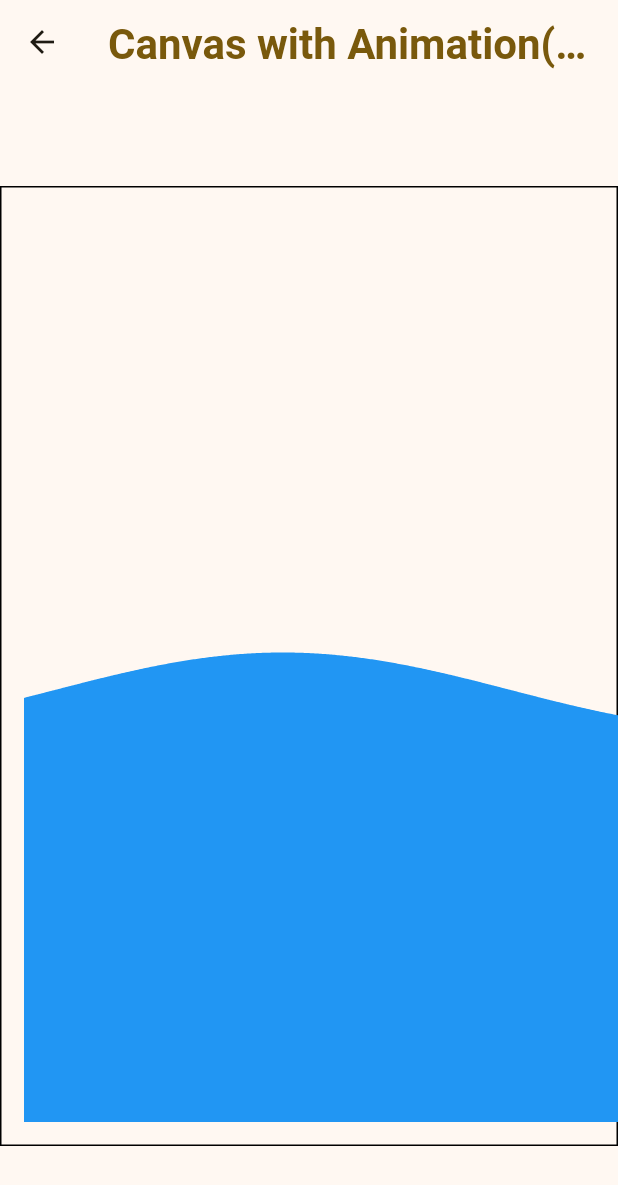
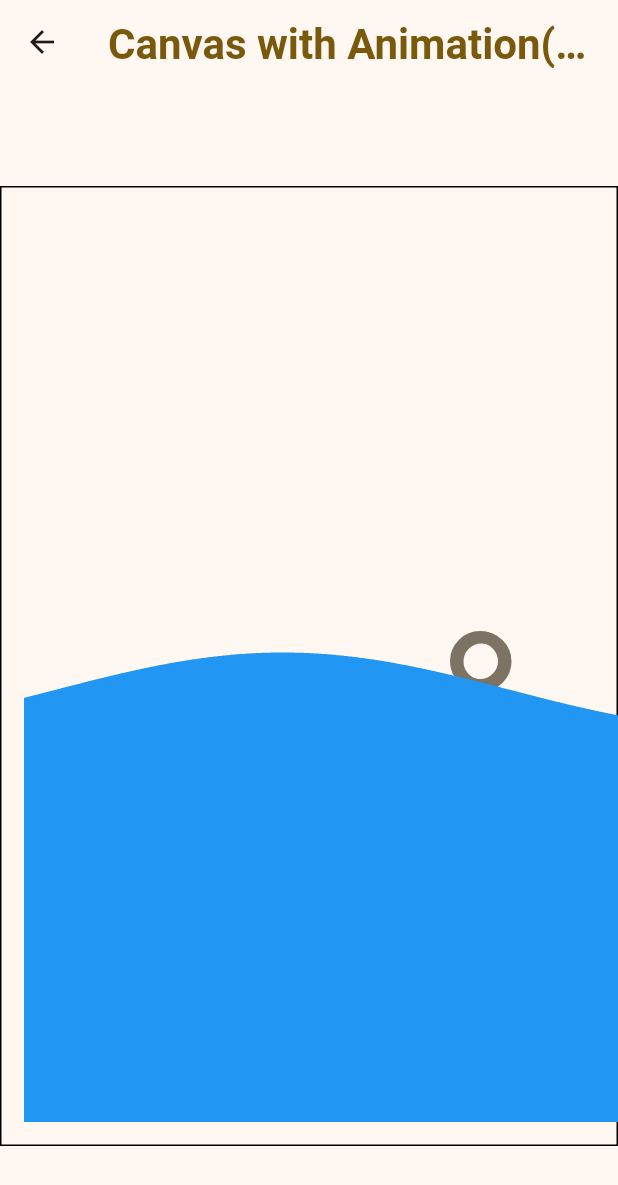
Before and after one commit to Just-gomin/pieceOfCode, a Flutter app: the screen it shows after launch, after a tap on "Canvas with Animation(캔버스와 애니메이션)", on a phone screen of 412 x 824 dp. Shown: the top 1185 px of the screen. Run offline on Flutter 3.47's test engine with Material 3 defaults, Android fonts, the phone set to English and light mode, and no system bars; our stand-ins replace dio, flutter_colorpicker, flutter_markdown, flutter_secure_storage, go_router; network calls fail.

Commit message:
feat(flutter-animation): add pointer for wave animation

```diff
--- a/pieceOfFlutter/piece_of_flutter_animation/lib/src/presentation/pages/canvas_with_animation_page.dart
+++ b/pieceOfFlutter/piece_of_flutter_animation/lib/src/presentation/pages/canvas_with_animation_page.dart
@@ -2,6 +2,7 @@ import 'dart:math' as math;
 import 'dart:ui' as ui;
 
 import 'package:flutter/material.dart';
+import 'package:piece_of_flutter_animation/src/presentation/themes/themes.dart';
 import 'package:piece_of_flutter_animation/src/presentation/widgets/my_app_bar.dart';
 
 const double _defaultPadding = 16;
@@ -87,6 +88,12 @@ class WavePainter extends CustomPainter {
       ..color = Colors.blue
       ..style = PaintingStyle.fill;
 
+    final Paint circlePaint = Paint()
+      ..color = MyColors.primary
+      ..style = PaintingStyle.stroke
+      ..strokeWidth = 8;
+    const double radius = 16;
+
     final path = Path()..moveTo(_defaultPadding, _defaultPadding);
 
     for (double i = _defaultPadding;
@@ -96,6 +103,10 @@ class WavePainter extends CustomPainter {
       dy += math.sin((i / _maxObjectWidth + animationValue) * 2 * math.pi) * 25;
 
       path.lineTo(i, dy);
+      if (i >= (_maxObjectWidth + 2 * _defaultPadding) / 2 &&
+          i <= (_maxObjectWidth + 2 * _defaultPadding) / 2 + 1) {
+        canvas.drawCircle(Offset(i, dy - radius + 2), radius, circlePaint);
+      }
     }
 
     path
```
